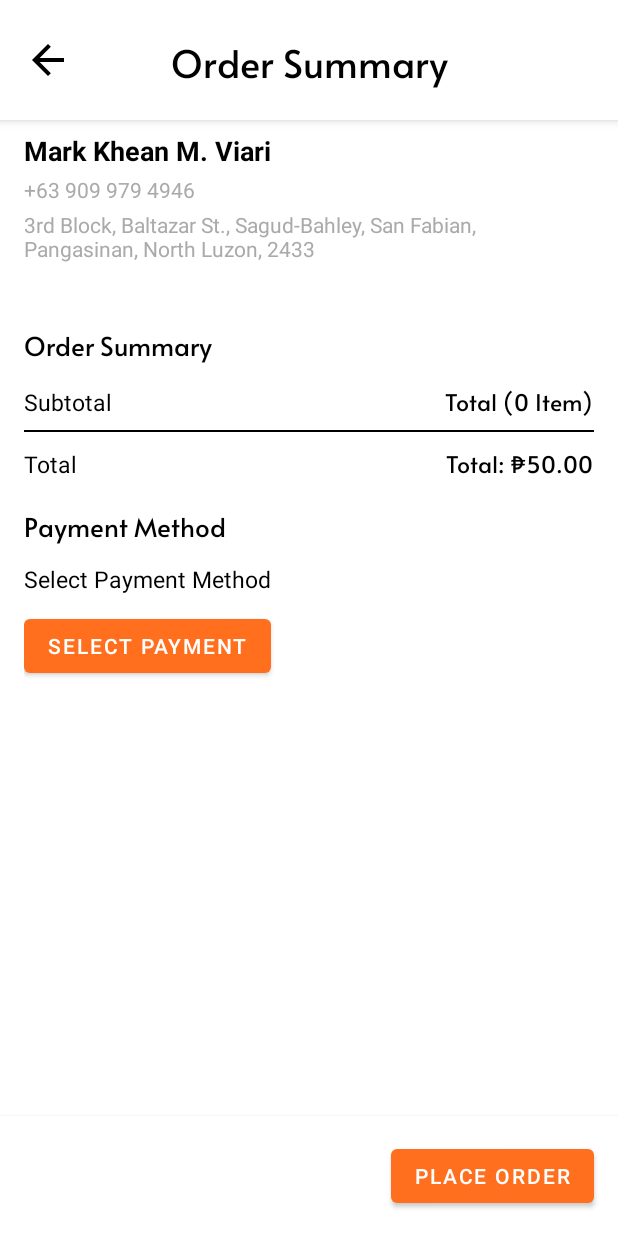
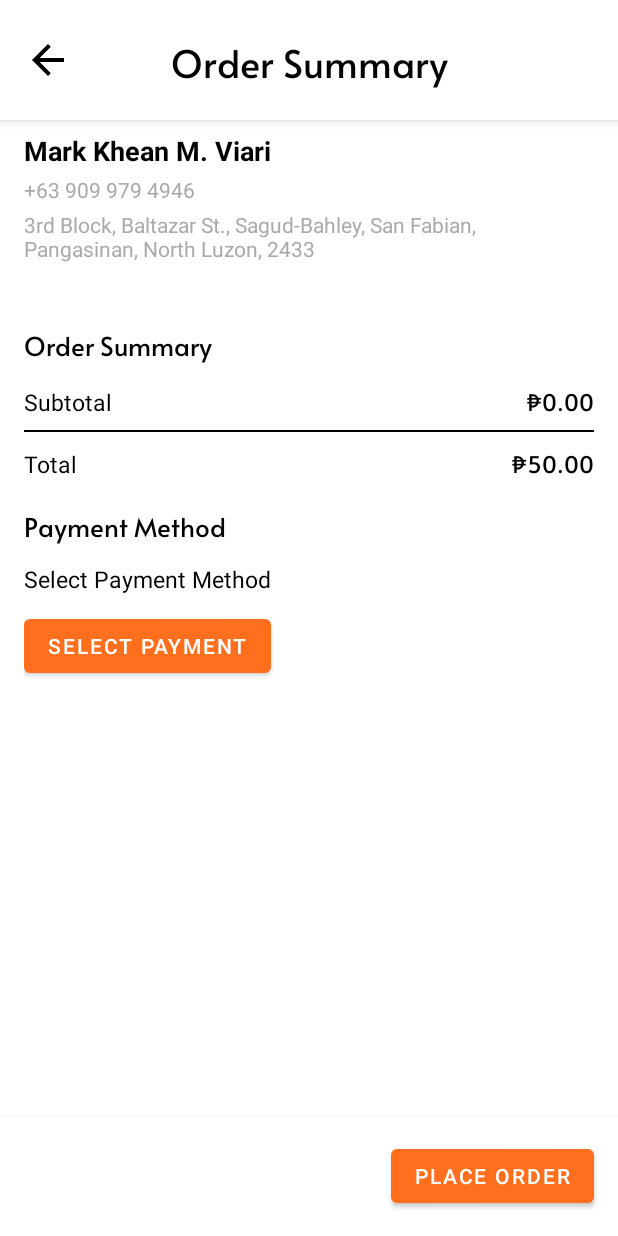
Before and after one commit to MarkKheanViari/PetPal-E-commerce-Booking-Mobile-, an Android app: the CheckoutActivity screen opened directly, with no data from a screen before it, on a phone screen of 412 x 824 dp. Run offline under Robolectric (Android 15) with nearby library versions, the phone set to English and light mode, and no system bars; pictures from the network do not load; 1 statement that could not run was skipped.

```diff
--- a/app/src/main/java/com/example/myapplication/Controller/CheckoutActivity.kt
+++ b/app/src/main/java/com/example/myapplication/Controller/CheckoutActivity.kt
@@ -8,6 +8,7 @@ import android.view.LayoutInflater
 import android.view.View
 import android.widget.Button
 import android.widget.ImageView
+import android.widget.LinearLayout
 import android.widget.TextView
 import android.widget.Toast
 import androidx.appcompat.app.AppCompatActivity
@@ -25,9 +26,13 @@ class CheckoutActivity : AppCompatActivity() {
     private lateinit var recyclerView: RecyclerView
     private lateinit var totalTextView: TextView
     private lateinit var userInfoText: TextView
+    private lateinit var addressName: TextView
+    private lateinit var addressPhone: TextView
+    private lateinit var addressDetails: TextView
     private lateinit var selectPaymentButton: Button
     private lateinit var paymentMethodText: TextView
     private lateinit var placeOrderButton: Button
+    private lateinit var addressSection: LinearLayout
 
     private lateinit var cartItems: ArrayList<HashMap<String, String>>
     private lateinit var cartList: ArrayList<CartItem>
@@ -45,9 +50,13 @@ class CheckoutActivity : AppCompatActivity() {
         recyclerView = findViewById(R.id.checkoutRecyclerView)
         totalTextView = findViewById(R.id.totalTextView)
         userInfoText = findViewById(R.id.userInfoText)
+        addressName = findViewById(R.id.addressName)
+        addressPhone = findViewById(R.id.addressPhone)
+        addressDetails = findViewById(R.id.addressDetails)
         selectPaymentButton = findViewById(R.id.selectPaymentButton)
         paymentMethodText = findViewById(R.id.paymentMethodText)
         placeOrderButton = findViewById(R.id.checkoutBtn)
+        addressSection = findViewById(R.id.addressSection)
 
         val productId = intent.getIntExtra("productId", -1)
         val productName = intent.getStringExtra("productName") ?: "Unknown"
@@ -84,7 +93,7 @@ class CheckoutActivity : AppCompatActivity() {
         })
 
         placeOrderButton.setOnClickListener { submitOrder() }
-        fetchUserInfo()
+        fetchUserInfo() // Fetch user info including address
         calculateTotal()
         calculateOrderSummary()
 
@@ -101,39 +110,72 @@ class CheckoutActivity : AppCompatActivity() {
             }
             builder.show()
         }
+
+        // Make address section clickable to navigate to address selection
+        addressSection.setOnClickListener {
+            navigateToAddressSelection(it)
+        }
     }
 
     private fun fetchUserInfo() {
         val sharedPreferences = getSharedPreferences("MyAppPrefs", MODE_PRIVATE)
         val mobileUserId = sharedPreferences.getInt("user_id", -1)
+        Log.d("CheckoutActivity", "mobileUserId from SharedPreferences: $mobileUserId")
 
         if (mobileUserId == -1) {
-            Toast.makeText(this, "❌ Please login to continue", Toast.LENGTH_SHORT).show()
-            finish()
+            Log.e("CheckoutActivity", "No user logged in!")
+            runOnUiThread {
+                Toast.makeText(this@CheckoutActivity, "❌ Please login to continue", Toast.LENGTH_SHORT).show()
+                finish()
+            }
             return
         }
 
-        val url = "http://192.168.1.65/backend/fetch_user_info.php?mobileUserId=$mobileUserId"
+        val url = "http://192.168.1.65/backend/fetch_user_info.php?mobile_user_id=$mobileUserId"
+        Log.d("CheckoutActivity", "Request URL: $url")
         val request = Request.Builder().url(url).get().build()
 
         client.newCall(request).enqueue(object : Callback {
             override fun onFailure(call: Call, e: IOException) {
+                Log.e("CheckoutActivity", "Network failure: ${e.message}", e)
                 runOnUiThread {
-                    Toast.makeText(this@CheckoutActivity, "❌ Failed to fetch user info", Toast.LENGTH_SHORT).show()
+                    Toast.makeText(this@CheckoutActivity, "❌ Network failure: ${e.message}", Toast.LENGTH_SHORT).show()
                 }
             }
 
             override fun onResponse(call: Call, response: Response) {
                 val responseBody = response.body?.string()
+                Log.d("CheckoutActivity", "Response: $responseBody")
                 if (!responseBody.isNullOrEmpty()) {
-                    val jsonResponse = JSONObject(responseBody)
-                    if (jsonResponse.optBoolean("success", false)) {
-                        val username = jsonResponse.optString("username")
-                        val contactNumber = jsonResponse.optString("contact_number")
-                        val location = jsonResponse.optString("location")
+                    try {
+                        val jsonResponse = JSONObject(responseBody)
+                        if (jsonResponse.optBoolean("success", false)) {
+                            val username = jsonResponse.optString("username", "Unknown User")
+                            val contactNumber = jsonResponse.optString("contact_number", "No contact")
+                            val location = jsonResponse.optString("location", "No address available")
+                            runOnUiThread {
+                                addressName.text = username
+                                addressPhone.text = contactNumber
+                                addressDetails.text = location
+                                Toast.makeText(this@CheckoutActivity, "✅ User info fetched", Toast.LENGTH_SHORT).show()
+                            }
+                        } else {
+                            val errorMessage = jsonResponse.optString("message", "Unknown error")
+                            Log.e("CheckoutActivity", "Backend error: $errorMessage")
+                            runOnUiThread {
+                                Toast.makeText(this@CheckoutActivity, "❌ $errorMessage", Toast.LENGTH_SHORT).show()
+                            }
+                        }
+                    } catch (e: Exception) {
+                        Log.e("CheckoutActivity", "Error parsing JSON: ${e.message}", e)
                         runOnUiThread {
-                            userInfoText.text = "$username ($contactNumber)\n$location"
+                            Toast.makeText(this@CheckoutActivity, "❌ Error parsing response: ${e.message}", Toast.LENGTH_SHORT).show()
                         }
+                    }
+                } else {
+                    Log.e("CheckoutActivity", "Empty response from server")
+                    runOnUiThread {
+                        Toast.makeText(this@CheckoutActivity, "❌ Empty response from server", Toast.LENGTH_SHORT).show()
                     }
                 }
             }
@@ -220,14 +262,10 @@ class CheckoutActivity : AppCompatActivity() {
         val total = subtotal + shippingFee
 
         val subtotalTextView = findViewById<TextView>(R.id.subtotalTextView)
-        val shippingFeeTextView = findViewById<TextView>(R.id.subtotalTextView)//need to change because i am only using this
         val orderTotalPriceSummary = findViewById<TextView>(R.id.orderTotalPriceSummary)
-        val totalItemsTextView = findViewById<TextView>(R.id.subtotalTextView)
 
-        subtotalTextView.text = "Subtotal: ₱%.2f".format(subtotal)
-        shippingFeeTextView.text = "Shipping Fee: ₱%.2f".format(shippingFee)
-        orderTotalPriceSummary.text = "Total: ₱%.2f".format(total)
-        totalItemsTextView.text = "Total ($totalItems Item${if (totalItems > 1) "s" else ""})"
+        subtotalTextView.text = "₱%.2f".format(subtotal)
+        orderTotalPriceSummary.text = "₱%.2f".format(total)
 
         Log.d("CheckoutActivity", "Subtotal: $subtotal, Total: $total, Items: $totalItems")
     }
@@ -241,7 +279,7 @@ class CheckoutActivity : AppCompatActivity() {
         super.onActivityResult(requestCode, resultCode, data)
         if (requestCode == REQUEST_CODE_ADDRESS && resultCode == RESULT_OK) {
             val selectedAddress = data?.getStringExtra("selectedAddress")
-            userInfoText.text = selectedAddress
+            addressDetails.text = selectedAddress ?: "No address selected"
         }
     }
 
```
